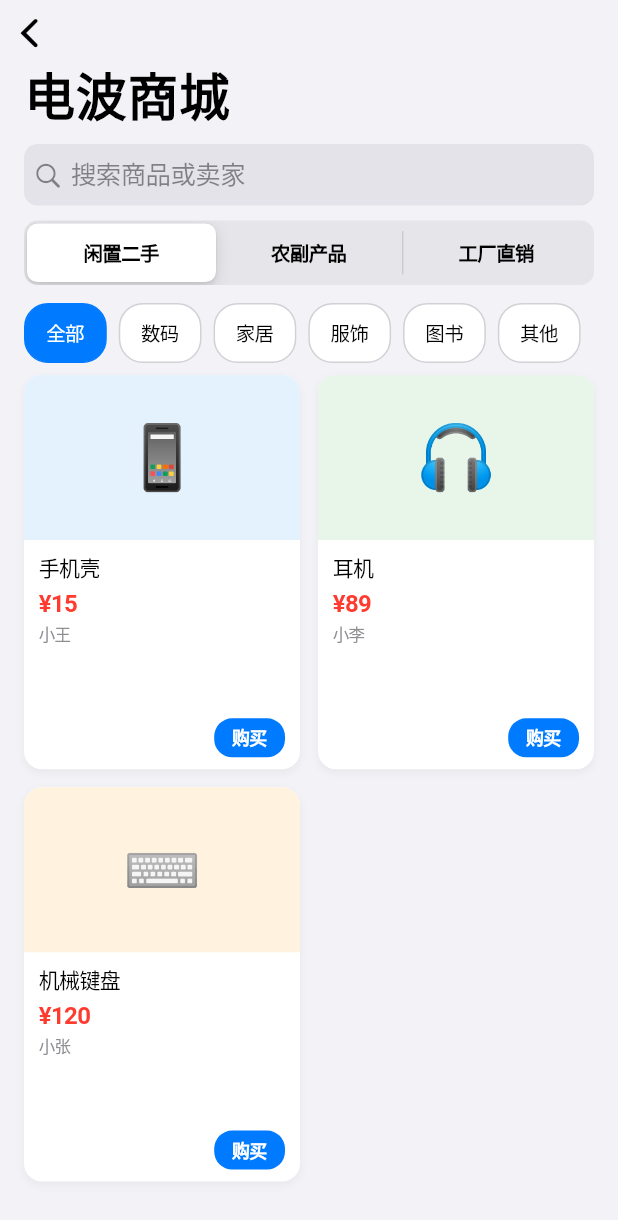
After one commit to mrxiayi2023-alt/dochatapp, a Flutter app: the MallPage screen opened directly, on a phone screen of 412 x 824 dp. The commit adds this screen. Shown: the top 1220 px of the screen. Run offline on Flutter 3.47's test engine with Material 3 defaults, Android fonts, the phone set to English and light mode, and no system bars; our stand-ins replace dio, flutter_riverpod, shared_preferences; missing offline and left inert: flutter_webrtc, tencent_cloud_chat_sdk; accounts and stored records are empty.

Commit message:
新增电波商城模块：三板块切换+商品网格+详情+购买

```diff
--- /dev/null
+++ b/lib/pages/mall_page.dart
@@ -0,0 +1,431 @@
+import 'package:flutter/cupertino.dart';
+import 'mall_detail_page.dart';
+
+// ---------------------------------------------------------------------------
+// Data Models
+// ---------------------------------------------------------------------------
+
+class MallProduct {
+  final String name;
+  final String price;
+  final String unit;
+  final String emoji;
+  final Color bgColor;
+  final String tab;
+  final String category;
+  final String seller;
+  final int reputation;
+  final String description;
+
+  const MallProduct({
+    required this.name,
+    required this.price,
+    required this.unit,
+    required this.emoji,
+    required this.bgColor,
+    required this.tab,
+    required this.category,
+    required this.seller,
+    required this.reputation,
+    required this.description,
+  });
+}
+
+const List<MallProduct> _allProducts = [
+  // ---- 闲置二手 ----
+  MallProduct(
+    name: '手机壳',
+    price: '15',
+    unit: '',
+    emoji: '\u{1F4F1}',
+    bgColor: Color(0xFFE3F2FD),
+    tab: '闲置二手',
+    category: '数码',
+    seller: '小王',
+    reputation: 95,
+    description: '九成新手机壳，适配iPhone 15 Pro，手感舒适，保护到位。闲置转让，价格实惠。',
+  ),
+  MallProduct(
+    name: '耳机',
+    price: '89',
+    unit: '',
+    emoji: '\u{1F3A7}',
+    bgColor: Color(0xFFE8F5E9),
+    tab: '闲置二手',
+    category: '数码',
+    seller: '小李',
+    reputation: 98,
+    description: '品牌蓝牙耳机，音质出色，续航持久。使用不到半年，因升级设备闲置出售。',
+  ),
+  MallProduct(
+    name: '机械键盘',
+    price: '120',
+    unit: '',
+    emoji: '\u{2328}',
+    bgColor: Color(0xFFFFF3E0),
+    tab: '闲置二手',
+    category: '数码',
+    seller: '小张',
+    reputation: 92,
+    description: '青轴机械键盘，段落感强，码字游戏皆宜。87键紧凑布局，成色良好。',
+  ),
+
+  // ---- 农副产品 ----
+  MallProduct(
+    name: '红富士苹果',
+    price: '8',
+    unit: '/斤',
+    emoji: '\u{1F34E}',
+    bgColor: Color(0xFFFFEBEE),
+    tab: '农副产品',
+    category: '水果',
+    seller: '果农老赵',
+    reputation: 99,
+    description: '自家果园种植的红富士苹果，脆甜多汁，不打蜡不催熟。现摘现发，新鲜直达。',
+  ),
+  MallProduct(
+    name: '东北大米',
+    price: '35',
+    unit: '/袋',
+    emoji: '\u{1F33E}',
+    bgColor: Color(0xFFFFFDE7),
+    tab: '农副产品',
+    category: '粮食',
+    seller: '米农老钱',
+    reputation: 97,
+    description: '东北黑土地种植，颗粒饱满，饭香浓郁。5kg真空包装，品质保证。',
+  ),
+  MallProduct(
+    name: '土蜂蜜',
+    price: '68',
+    unit: '/瓶',
+    emoji: '\u{1F36F}',
+    bgColor: Color(0xFFF9FBE7),
+    tab: '农副产品',
+    category: '特产',
+    seller: '蜂农老孙',
+    reputation: 96,
+    description: '深山土蜂蜜，纯天然零添加。百花酿制，口感醇厚，营养丰富。500g装。',
+  ),
+
+  // ---- 工厂直销 ----
+  MallProduct(
+    name: '家纺四件套',
+    price: '89',
+    unit: '',
+    emoji: '\u{1F6CF}',
+    bgColor: Color(0xFFEDE7F6),
+    tab: '工厂直销',
+    category: '家纺',
+    seller: '家纺工厂',
+    reputation: 94,
+    description: '纯棉四件套，亲肤柔软，不起球不褪色。被套+床单+2枕套，多色可选。',
+  ),
+  MallProduct(
+    name: '保温杯',
+    price: '29',
+    unit: '',
+    emoji: '\u{2615}',
+    bgColor: Color(0xFFE0F2F1),
+    tab: '工厂直销',
+    category: '杯具',
+    seller: '杯具工厂',
+    reputation: 93,
+    description: '316不锈钢保温杯，12小时保温。500ml大容量，防漏设计，适合办公出行。',
+  ),
+  MallProduct(
+    name: '拖鞋',
+    price: '15',
+    unit: '',
+    emoji: '\u{1F45F}',
+    bgColor: Color(0xFFFCE4EC),
+    tab: '工厂直销',
+    category: '鞋履',
+    seller: '鞋履工厂',
+    reputation: 91,
+    description: 'EVA防滑拖鞋，轻便舒适，耐磨耐穿。居家浴室两用，多色多码可选。',
+  ),
+];
+
+// ---------------------------------------------------------------------------
+// Category definitions per tab
+// ---------------------------------------------------------------------------
+
+const Map<String, List<String>> _tabCategories = {
+  '闲置二手': ['全部', '数码', '家居', '服饰', '图书', '其他'],
+  '农副产品': ['全部', '水果', '粮食', '特产', '蔬菜', '肉类'],
+  '工厂直销': ['全部', '家纺', '杯具', '鞋履', '日用', '其他'],
+};
+
+// ---------------------------------------------------------------------------
+// Mall Page
+// ---------------------------------------------------------------------------
+
+class MallPage extends StatefulWidget {
+  const MallPage({super.key});
+
+  @override
+  State<MallPage> createState() => _MallPageState();
+}
+
+class _MallPageState extends State<MallPage> {
+  final _searchController = TextEditingController();
+  String _selectedTab = '闲置二手';
+  String _selectedCategory = '全部';
+
+  List<MallProduct> get _filtered {
+    var list = _allProducts.where((p) => p.tab == _selectedTab).toList();
+    final query = _searchController.text.trim();
+    if (query.isNotEmpty) {
+      list = list
+          .where((p) => p.name.contains(query) || p.seller.contains(query))
+          .toList();
+    }
+    if (_selectedCategory != '全部') {
+      list = list.where((p) => p.category == _selectedCategory).toList();
+    }
+    return list;
+  }
+
+  @override
+  void dispose() {
+    _searchController.dispose();
+    super.dispose();
+  }
+
+  void _showBuySuccess(BuildContext context, MallProduct product) {
+    showCupertinoDialog(
+      context: context,
+      builder: (ctx) => CupertinoAlertDialog(
+        title: const Text('购买成功'),
+        content: Text('已购买「${product.name}」\n¥${product.price}${product.unit}'),
+        actions: [
+          CupertinoDialogAction(
+            isDefaultAction: true,
+            onPressed: () => Navigator.of(ctx).pop(),
+            child: const Text('确定'),
+          ),
+        ],
+      ),
+    );
+  }
+
+  @override
+  Widget build(BuildContext context) {
+    return CupertinoPageScaffold(
+      backgroundColor: const Color(0xFFF2F2F7),
+      child: CustomScrollView(
+        slivers: [
+          CupertinoSliverNavigationBar(
+            largeTitle: const Text('电波商城'),
+          ),
+          SliverToBoxAdapter(child: _buildSearchBar()),
+          SliverToBoxAdapter(child: _buildTabBar()),
+          SliverToBoxAdapter(child: _buildCategoryChips()),
+          _buildProductGrid(),
+          const SliverToBoxAdapter(child: SizedBox(height: 20)),
+        ],
+      ),
+    );
+  }
+
+  Widget _buildSearchBar() {
+    return Padding(
+      padding: const EdgeInsets.fromLTRB(16, 0, 16, 10),
+      child: CupertinoSearchTextField(
+        controller: _searchController,
+        placeholder: '搜索商品或卖家',
+        onChanged: (_) => setState(() {}),
+      ),
+    );
+  }
+
+  Widget _buildTabBar() {
+    final tabs = ['闲置二手', '农副产品', '工厂直销'];
+    return Padding(
+      padding: const EdgeInsets.fromLTRB(16, 0, 16, 12),
+      child: CupertinoSlidingSegmentedControl<String>(
+        groupValue: _selectedTab,
+        backgroundColor: CupertinoColors.systemGrey5,
+        thumbColor: CupertinoColors.white,
+        onValueChanged: (value) {
+          if (value != null) {
+            setState(() {
+              _selectedTab = value;
+              _selectedCategory = '全部';
+            });
+          }
+        },
+        children: Map.fromEntries(
+          tabs.map((tab) => MapEntry(
+                tab,
+                Padding(
+                  padding: const EdgeInsets.symmetric(horizontal: 12, vertical: 10),
+                  child: Text(
+                    tab,
+                    style: const TextStyle(fontSize: 13, fontWeight: FontWeight.w600),
+                  ),
+                ),
+              )),
+        ),
+      ),
+    );
+  }
+
+  Widget _buildCategoryChips() {
+    final categories = _tabCategories[_selectedTab]!;
+    return SizedBox(
+      height: 40,
+      child: ListView(
+        scrollDirection: Axis.horizontal,
+        padding: const EdgeInsets.symmetric(horizontal: 16),
+        children: categories.map((cat) {
+          final isSelected = cat == _selectedCategory;
+          return Padding(
+            padding: const EdgeInsets.only(right: 8),
+            child: GestureDetector(
+              onTap: () => setState(() => _selectedCategory = cat),
+              child: Container(
+                padding: const EdgeInsets.symmetric(horizontal: 14, vertical: 7),
+                decoration: BoxDecoration(
+                  color: isSelected ? CupertinoColors.activeBlue : CupertinoColors.white,
+                  borderRadius: BorderRadius.circular(16),
+                  border: Border.all(
+                    color: isSelected
+                        ? CupertinoColors.activeBlue
+                        : CupertinoColors.systemGrey4,
+                  ),
+                ),
+                alignment: Alignment.center,
+                child: Text(
+                  cat,
+                  style: TextStyle(
+                    fontSize: 13,
+                    fontWeight: FontWeight.w500,
+                    color: isSelected ? CupertinoColors.white : CupertinoColors.black,
+                  ),
+                ),
+              ),
+            ),
+          );
+        }).toList(),
+      ),
+    );
+  }
+
+  Widget _buildProductGrid() {
+    if (_filtered.isEmpty) {
+      return SliverToBoxAdapter(
+        child: Padding(
+          padding: const EdgeInsets.only(top: 60),
+          child: Center(
+            child: Column(
+              children: [
+                const Icon(CupertinoIcons.cube_box, size: 48, color: CupertinoColors.systemGrey3),
+                const SizedBox(height: 12),
+                const Text('暂无商品', style: TextStyle(fontSize: 15, color: CupertinoColors.systemGrey)),
+              ],
+            ),
+          ),
+        ),
+      );
+    }
+    return SliverPadding(
+      padding: const EdgeInsets.fromLTRB(16, 8, 16, 0),
+      sliver: SliverGrid(
+        gridDelegate: const SliverGridDelegateWithFixedCrossAxisCount(
+          crossAxisCount: 2,
+          mainAxisSpacing: 12,
+          crossAxisSpacing: 12,
+          childAspectRatio: 0.7,
+        ),
+        delegate: SliverChildBuilderDelegate(
+          (context, index) => _buildProductCard(_filtered[index]),
+          childCount: _filtered.length,
+        ),
+      ),
+    );
+  }
+
+  Widget _buildProductCard(MallProduct product) {
+    return GestureDetector(
+      onTap: () => Navigator.of(context).push(
+        CupertinoPageRoute(builder: (_) => MallDetailPage(product: product)),
+      ),
+      child: Container(
+        decoration: BoxDecoration(
+          color: CupertinoColors.white,
+          borderRadius: BorderRadius.circular(12),
+          boxShadow: [
+            BoxShadow(
+              color: CupertinoColors.systemGrey4.withValues(alpha: 0.35),
+              blurRadius: 4,
+              offset: const Offset(0, 2),
+            ),
+          ],
+        ),
+        child: Column(
+          crossAxisAlignment: CrossAxisAlignment.start,
+          children: [
+            Container(
+              height: 110,
+              decoration: BoxDecoration(
+                color: product.bgColor,
+                borderRadius: const BorderRadius.vertical(top: Radius.circular(12)),
+              ),
+              alignment: Alignment.center,
+              child: Text(product.emoji, style: const TextStyle(fontSize: 42)),
+            ),
+            Expanded(
+              child: Padding(
+                padding: const EdgeInsets.fromLTRB(10, 8, 10, 8),
+                child: Column(
+                  crossAxisAlignment: CrossAxisAlignment.start,
+                  children: [
+                    Text(
+                      product.name,
+                      style: const TextStyle(fontSize: 14, fontWeight: FontWeight.w500),
+                      maxLines: 1,
+                      overflow: TextOverflow.ellipsis,
+                    ),
+                    const SizedBox(height: 4),
+                    Row(
+                      children: [
+                        Text(
+                          '¥${product.price}',
+                          style: const TextStyle(fontSize: 16, fontWeight: FontWeight.w700, color: CupertinoColors.destructiveRed),
+                        ),
+                        if (product.unit.isNotEmpty)
+                          Text(product.unit, style: const TextStyle(fontSize: 11, color: CupertinoColors.systemGrey)),
+                      ],
+                    ),
+                    const SizedBox(height: 2),
+                    Text(product.seller, style: const TextStyle(fontSize: 11, color: CupertinoColors.systemGrey)),
+                    const Spacer(),
+                    Align(
+                      alignment: Alignment.centerRight,
+                      child: GestureDetector(
+                        onTap: () => _showBuySuccess(context, product),
+                        child: Container(
+                          padding: const EdgeInsets.symmetric(horizontal: 12, vertical: 4),
+                          decoration: BoxDecoration(
+                            color: CupertinoColors.activeBlue,
+                            borderRadius: BorderRadius.circular(12),
+                          ),
+                          child: const Text(
+                            '购买',
+                            style: TextStyle(fontSize: 12, fontWeight: FontWeight.w600, color: CupertinoColors.white),
+                          ),
+                        ),
+                      ),
+                    ),
+                  ],
+                ),
+              ),
+            ),
+          ],
+        ),
+      ),
+    );
+  }
+}
--- a/lib/pages/services_page.dart
+++ b/lib/pages/services_page.dart
@@ -4,6 +4,7 @@ import 'housing_page.dart';
 import 'dating_page.dart';
 import 'jobs_page.dart';
 import 'mail_page.dart';
+import 'mall_page.dart';
 
 // ---------------------------------------------------------------------------
 // Data Models
@@ -72,6 +73,10 @@ class ServicesPage extends StatelessWidget {
       case '电子邮箱':
         return () => Navigator.of(context).push(
               CupertinoPageRoute(builder: (_) => const MailPage()),
+            );
+      case '电邮商城':
+        return () => Navigator.of(context).push(
+              CupertinoPageRoute(builder: (_) => const MallPage()),
             );
       default:
         return null; // falls back to "即将上线" dialog
--- a/lib/pages/test_write.txt
+++ /dev/null
@@ -1 +0,0 @@
-test ok
```
Also changed, not shown: lib/pages/mall_detail_page.dart (added, +238 -0 lines), 1 other file.
